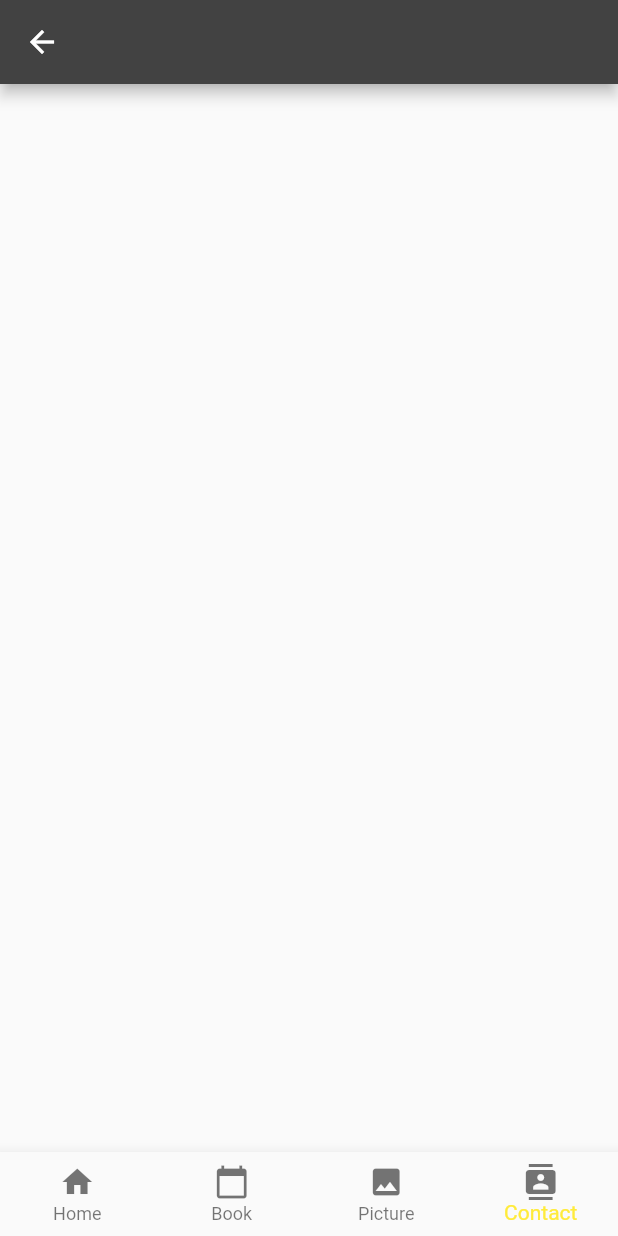
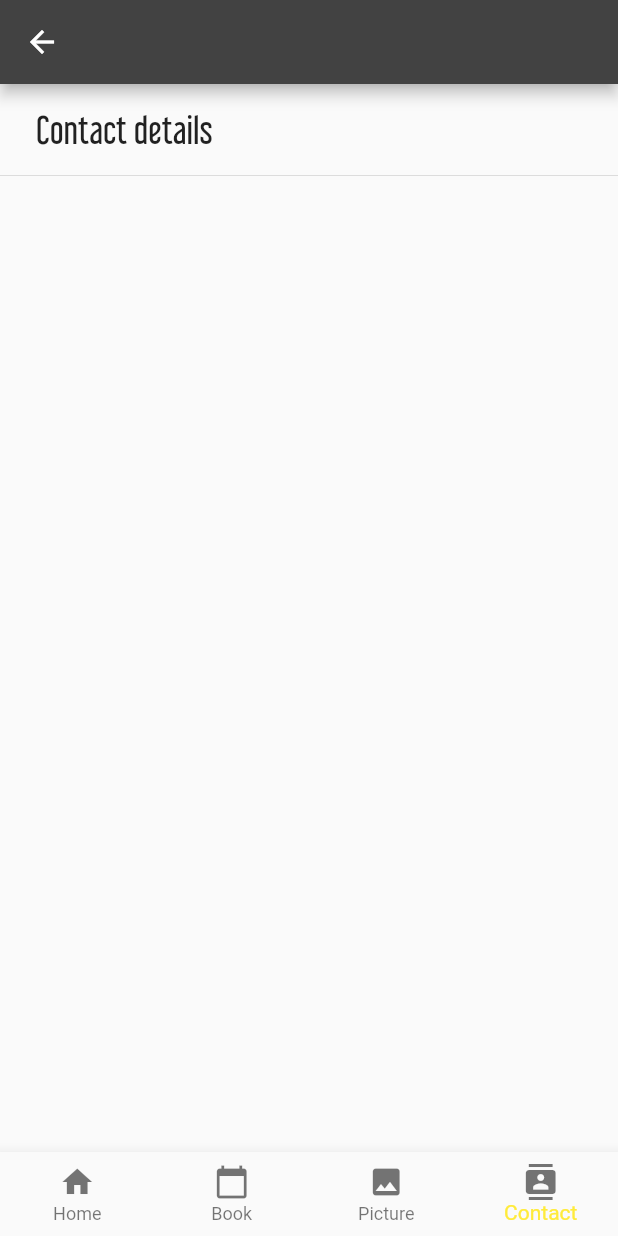
Before and after one commit to dawidstefaniak/Barber, a Flutter app: the SearchResult screen opened directly with empty values, item 4 of the bottom bar chosen, on a phone screen of 412 x 824 dp. Run offline on Flutter 3.47's test engine with Material 2 defaults, Android fonts, the phone set to English and light mode, and no system bars; our stand-ins replace flutter_calendar_carousel; generated files the repository leaves out were written again.

Commit message:
Added contact details

```diff
--- /dev/null
+++ b/lib/Objects/SearchResultObjects.dart
@@ -0,0 +1,11 @@
+import 'package:barber/Models/Font.dart';
+import 'package:flutter/material.dart';
+
+class SearchResultObjects extends Object{
+    static Widget getTopLabel(String text){
+      return Padding(
+        padding: const EdgeInsets.only(left: 24, top: 16, bottom: 8),
+        child: Text(text, style:TextStyle(fontFamily: Font.secondFont, fontSize: 24),),
+      );
+    }
+}
--- a/lib/SearchResultContact.dart
+++ b/lib/SearchResultContact.dart
@@ -1,24 +1,37 @@
 import 'package:barber/Models/Font.dart';
+import 'package:barber/Objects/SearchResultObjects.dart';
 import 'package:barber/json/response.dart';
 import 'package:flutter/material.dart';
 
-
-class SearchResultContact extends StatefulWidget{
+class SearchResultContact extends StatefulWidget {
   final Barber barber;
   _SearchResultContactState createState() => _SearchResultContactState();
 
   SearchResultContact({Key key, this.barber}) : super(key: key);
-
 }
 
-class _SearchResultContactState extends State<SearchResultContact>{
+class _SearchResultContactState extends State<SearchResultContact> {
+  @override
+  Widget build(BuildContext context) {
+    return ListView(
+      children: <Widget>[
+        SearchResultObjects.getTopLabel("Contact details"),
+        Divider(),
+        Padding(
+          padding: const EdgeInsets.only(left: 16.0, bottom: 8, top: 8),
+          child: Text(widget.barber.name, style: TextStyle(fontSize: 24),),
+        ),
+        Padding(
+          padding: const EdgeInsets.only(left: 16.0, bottom: 8),
+          child: Text(widget.barber.address, style: TextStyle(fontSize: 24),),
+        ),
+        Padding(
+          padding: const EdgeInsets.only(left: 16.0),
+          child: Text(widget.barber.phone, style: TextStyle(fontSize: 24),),
+        )
 
 
-  @override
-  Widget build(BuildContext context) {
-
-    return Container();
-
+      ],
+    );
   }
-
 }
--- a/lib/SearchResultHome.dart
+++ b/lib/SearchResultHome.dart
@@ -155,7 +155,7 @@ class _SearchResultHomeState extends State<SearchResultHome> {
                       if (Platform.isAndroid) GridView.count(
                         crossAxisCount: 2,
                         primary: false,
-                        childAspectRatio: 8,
+                        childAspectRatio: 7,
                         mainAxisSpacing: 1,
                         shrinkWrap: true,
                         children: _dayOfTheWeekRows(),
--- a/lib/SearchResultPictures.dart
+++ b/lib/SearchResultPictures.dart
@@ -2,6 +2,7 @@ import 'dart:async';
 import 'dart:ui' as ui;
 
 import 'package:barber/Models/Font.dart';
+import 'package:barber/Objects/SearchResultObjects.dart';
 import 'package:barber/json/response.dart';
 import 'package:flutter/material.dart';
 
@@ -18,10 +19,7 @@ class _SearchResultPicturesState extends State<SearchResultPictures> {
     return ListView(
 
       children: <Widget>[
-        Padding(
-          padding: const EdgeInsets.only(left: 24, top: 16, bottom: 8),
-          child: Text("Images", style:TextStyle(fontFamily: Font.secondFont, fontSize: 24),),
-        ),
+        SearchResultObjects.getTopLabel("Pictures"),
         Divider(),
         FutureBuilder<ui.Image>(
             future: _getImageFuture(),
--- a/lib/json/response.dart
+++ b/lib/json/response.dart
@@ -17,9 +17,10 @@ class Barber extends Object{
   final String name;
   final String address;
   final String icon;
+  final String phone;
   final List<BarberImage> images;
 
-  Barber(this.name, this.address, this.icon, this.images);
+  Barber(this.name, this.address, this.icon, this.phone, this.images);
 
   factory Barber.fromJson(Map<String, dynamic> json) => _$BarberFromJson(json);
   Map<String, dynamic> toJson() => _$BarberToJson(this);
```
Also changed, not shown: assets/JSON/barbers_list.json (+9 -0 lines), lib/SearchResultBooking.dart (+11 -12 lines), lib/json/response.g.dart.
